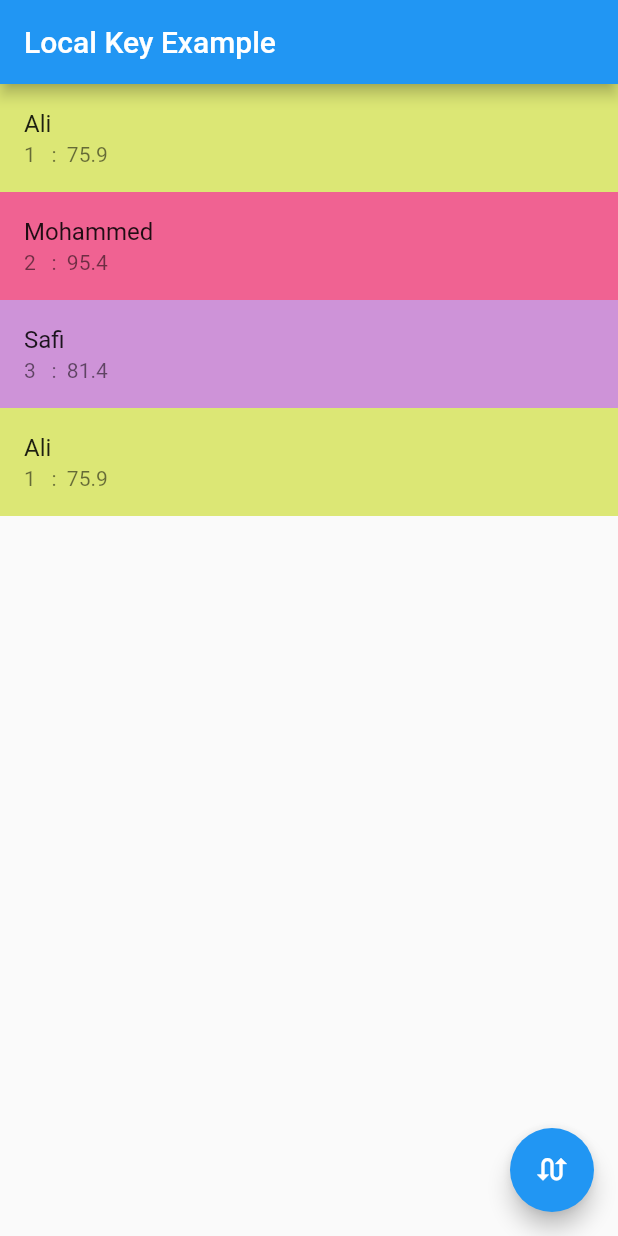
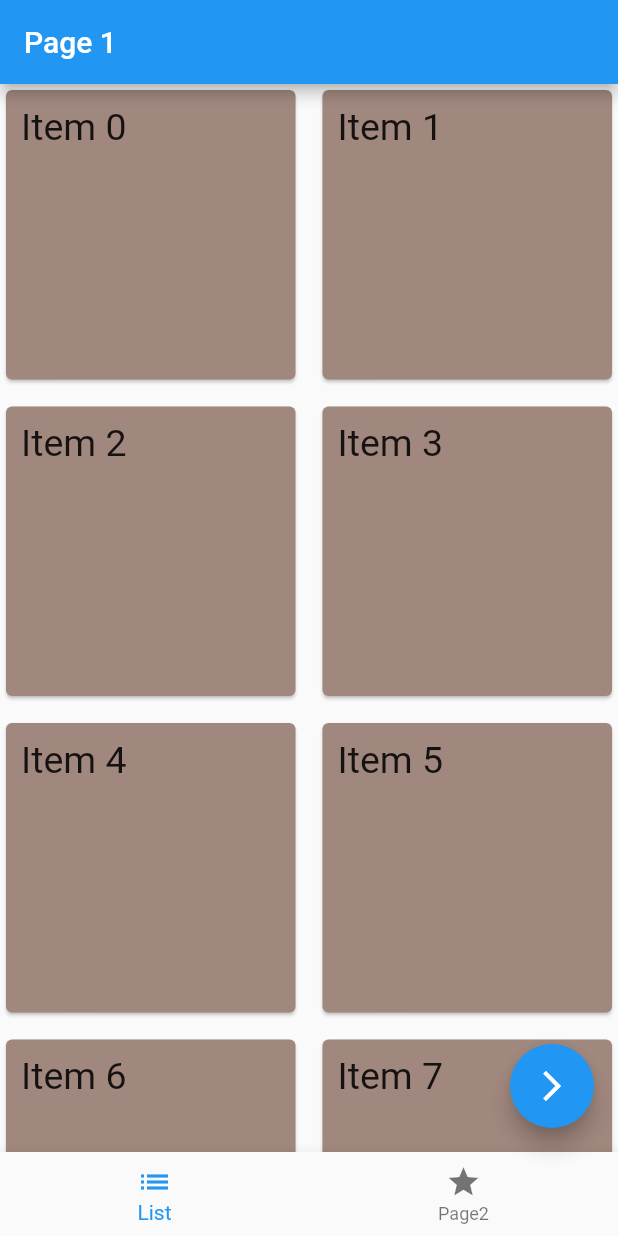
Before and after one commit to sunaarun/keys_in_flutter, a Flutter app: the screen it shows after launch, on a phone screen of 412 x 824 dp. Run offline on Flutter 3.47's test engine with Material 2 defaults, Android fonts, the phone set to English and light mode, and no system bars.

Commit message:
Preserve Scroll Position with PageStorageKey

```diff
--- /dev/null
+++ b/lib/GlobalKeys_Eaxmples/pagestorage_key.dart
@@ -0,0 +1,113 @@
+//import 'package:flutter/foundation.dart';
+import 'dart:math';
+
+import 'package:flutter/material.dart';
+class MyScrollingList extends StatefulWidget {
+  const MyScrollingList({Key? key}) : super(key: key);
+
+  @override
+  State<MyScrollingList> createState() => _MyScrollingListState();
+}
+
+class _MyScrollingListState extends State<MyScrollingList> {
+  List<Widget> myWidget = [PageONE(), PageTwo()];
+  int currentPage =0;
+
+  @override
+  Widget build(BuildContext context) {
+    return Scaffold(
+
+      body: myWidget[currentPage],
+      bottomNavigationBar: BottomNavigationBar(
+        items:[
+          BottomNavigationBarItem(icon: Icon(Icons.list), label: "List"),
+          BottomNavigationBarItem(icon: Icon(Icons.star), label: "Page2")
+        ],
+        onTap: (val)=>setState(() {
+          currentPage= val;
+        },
+      ),
+    ),
+      floatingActionButton: FloatingActionButton(
+        onPressed: (){
+          Navigator.push(context, MaterialPageRoute(builder: (context){
+            return PageThree();
+          }));
+        },
+        child: Icon(Icons.arrow_forward_ios),
+      ),
+    );
+  }
+}
+
+class PageONE extends StatefulWidget {
+  const PageONE({Key? key}) : super(key: key);
+
+  @override
+  State<PageONE> createState() => _PageONEState();
+}
+
+class _PageONEState extends State<PageONE> {
+  @override
+  Widget build(BuildContext context) {
+    return Scaffold(
+      appBar: AppBar(title: Text("Page 1"),),
+      body:
+      // ListView.separated( // ListView Example
+      //   key: PageStorageKey<String>("list"),
+      //     itemCount: 100,
+      //     itemBuilder: (context, index)
+      // {
+      //   return ListTile(
+      //     title: Text("item $index", style: TextStyle(fontSize: 22),),
+      //   );
+      //
+      // },
+      //     separatorBuilder: (context, index){return Divider(
+      //       thickness: 2,
+      //
+      //     );}
+      // ),
+
+      GridView.builder(  // GridView Eaxmple
+            key:PageStorageKey<String>("grid"),
+            itemCount: 200,
+            itemBuilder: (context, index){
+              return Card(
+                color: Colors.primaries[Random().nextInt(Colors.primaries.length)].shade300, //Colors.purple.shade200,
+                child: Padding(padding: EdgeInsets.all(10),
+                  child: Text("Item $index",style: TextStyle(fontSize: 25),),),
+              );
+            },
+          gridDelegate: const SliverGridDelegateWithFixedCrossAxisCount(
+            crossAxisCount: 2,
+            crossAxisSpacing: 10,
+            mainAxisSpacing: 10,
+          ),
+      )
+    );
+  }
+}
+
+class PageTwo extends StatelessWidget {
+  const PageTwo({Key? key}) : super(key: key);
+
+  @override
+  Widget build(BuildContext context) {
+    return Scaffold(
+      appBar: AppBar(title: Text('Page 2'),),
+      body: Center(child: Text("We are in Page 2"),),
+    );
+  }
+}
+class PageThree extends StatelessWidget {
+  const PageThree({Key? key}) : super(key: key);
+
+  @override
+  Widget build(BuildContext context) {
+    return Scaffold(
+      appBar: AppBar(title: Text("Page 3"),),
+      body: Center(child: Text("Page 3", style: TextStyle(fontSize: 25),),),
+    );
+  }
+}
--- a/lib/my_local_key.dart
+++ b/lib/LocalKeys_Eamples/my_local_key.dart
@@ -1,5 +1,5 @@
 import 'package:flutter/material.dart';
-import 'package:keys_in_flutter/student_info.dart';
+import 'package:keys_in_flutter/LocalKeys_Eamples/student_info.dart';
 
 class MyLocalKeyClass extends StatefulWidget {
   const MyLocalKeyClass({Key? key}) : super(key: key);
--- a/lib/main.dart
+++ b/lib/main.dart
@@ -2,16 +2,20 @@
 import 'dart:math';
 
 import 'package:flutter/material.dart';
-import 'package:keys_in_flutter/my_local_key.dart';
+import 'package:keys_in_flutter/my_form.dart';
+import 'package:keys_in_flutter/LocalKeys_Eamples/my_local_key.dart';
+import 'package:keys_in_flutter/GlobalKeys_Eaxmples/pagestorage_key.dart';
+import 'package:keys_in_flutter/GlobalKeys_Eaxmples/un_recommanded_way.dart';
 
 
 
 void main() {
-  runApp(const MyApp());
+  runApp( MyApp());
 }
 
 class MyApp extends StatelessWidget {
-  const MyApp({Key? key}) : super(key: key);
+ // const MyApp({Key? key}) : super(key: key);
+   final globalBucket = PageStorageBucket();
 
   @override
   Widget build(BuildContext context) {
@@ -20,15 +24,16 @@ class MyApp extends StatelessWidget {
       theme: ThemeData(
         primarySwatch: Colors.blue,
       ),
-      home: MyLocalKeyClass()
-      //HomePage()
+      home: const MyScrollingList()
+      //MyFormPage()//  Call this for the form page
+      // MyLocalKeyClass() // Call this for LocalKey Examples
+      // HomePage()// the benefit of using KEYS in Flutter App
     );
   }
-//  HomePage(), // TODO the benefit of using KEYS in Flutter App
-//MyPage() // TODO call this for PageStorageKey example
 }
 
 class HomePage extends StatefulWidget {
+
   @override
   State<HomePage> createState() => _HomePageState();
 }
```
Also changed, not shown: lib/pagestorage_key.dart (deleted, +0 -63 lines), lib/LocalKeys_Eamples/student_info.dart (renamed from lib/student_info.dart).
